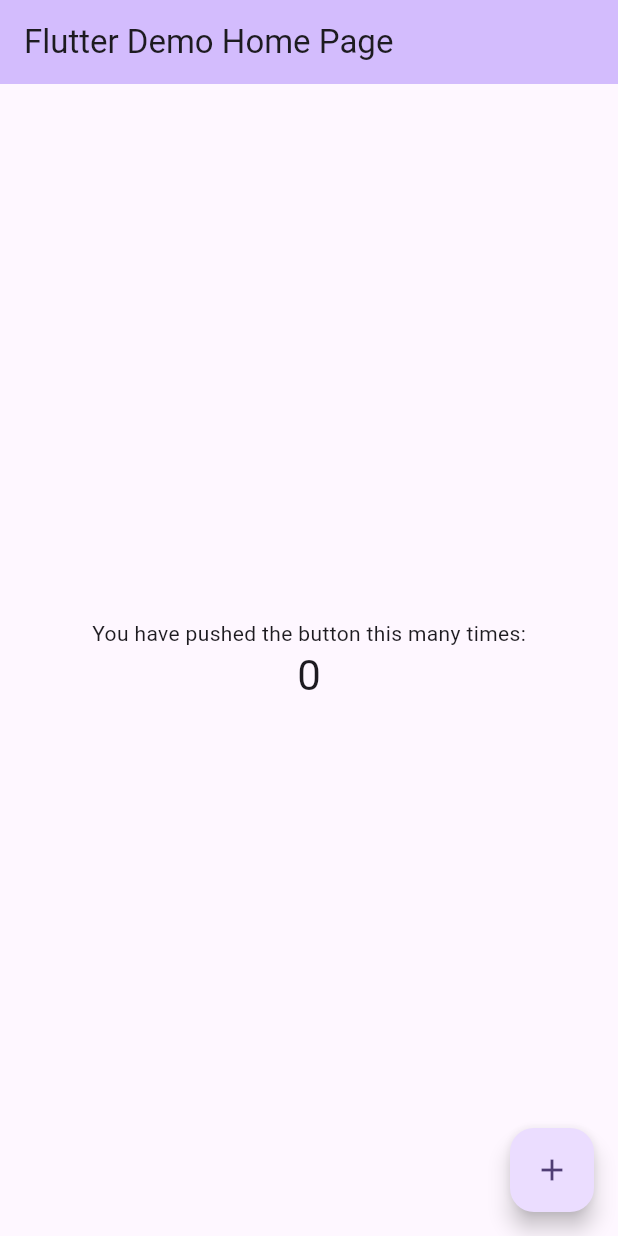
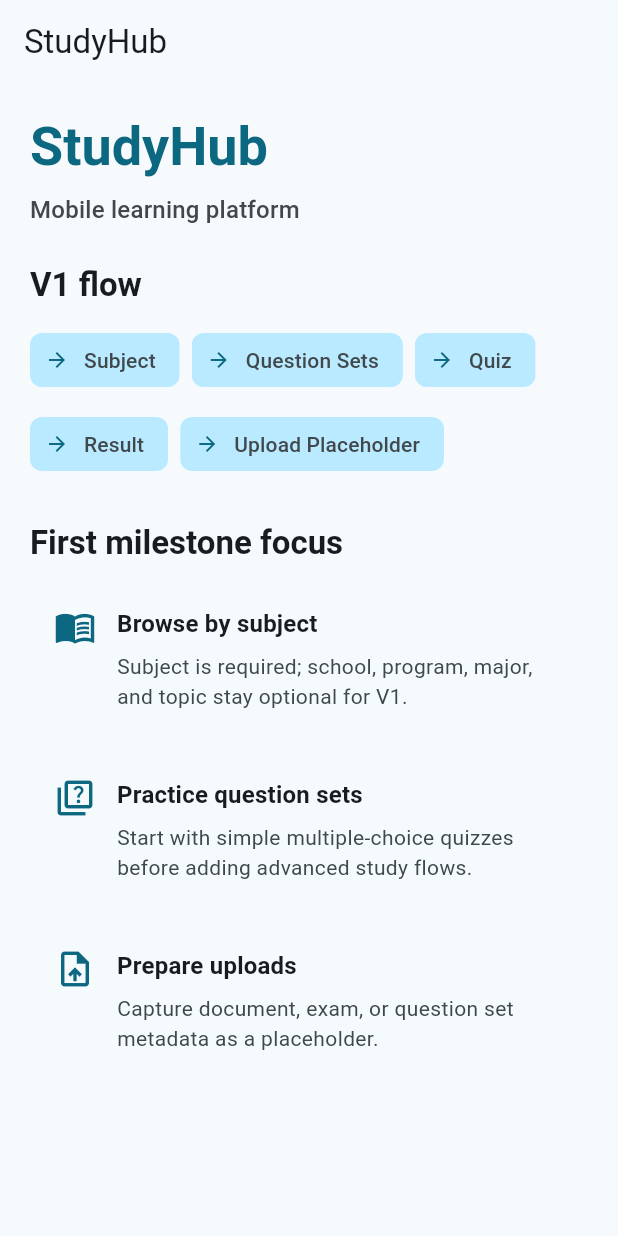
Before and after one commit to toanmuonlamgame/StudyHub, a Flutter app: the screen it shows after launch, on a phone screen of 412 x 824 dp. Run offline on Flutter 3.47's test engine with Material 3 defaults, Android fonts, the phone set to English and light mode, and no system bars.

Commit message:
feat: add StudyHub Flutter skeleton

```diff
--- a/frontend/lib/app/studyhub_app.dart
+++ b/frontend/lib/app/studyhub_app.dart
@@ -0,0 +1,18 @@
+import 'package:flutter/material.dart';
+
+import '../core/app_theme.dart';
+import '../features/home_placeholder.dart';
+
+class StudyHubApp extends StatelessWidget {
+  const StudyHubApp({super.key});
+
+  @override
+  Widget build(BuildContext context) {
+    return MaterialApp(
+      title: 'StudyHub',
+      debugShowCheckedModeBanner: false,
+      theme: AppTheme.light,
+      home: const HomePlaceholder(),
+    );
+  }
+}
--- a/frontend/lib/core/app_theme.dart
+++ b/frontend/lib/core/app_theme.dart
@@ -0,0 +1,28 @@
+import 'package:flutter/material.dart';
+
+class AppTheme {
+  const AppTheme._();
+
+  static ThemeData get light {
+    const seedColor = Color(0xFF256D85);
+
+    return ThemeData(
+      useMaterial3: true,
+      colorScheme: ColorScheme.fromSeed(
+        seedColor: seedColor,
+        brightness: Brightness.light,
+      ),
+      scaffoldBackgroundColor: const Color(0xFFF7FAFC),
+      appBarTheme: const AppBarTheme(
+        centerTitle: false,
+        elevation: 0,
+        scrolledUnderElevation: 0,
+      ),
+      cardTheme: CardThemeData(
+        elevation: 0,
+        margin: EdgeInsets.zero,
+        shape: RoundedRectangleBorder(borderRadius: BorderRadius.circular(8)),
+      ),
+    );
+  }
+}
--- a/frontend/lib/features/home_placeholder.dart
+++ b/frontend/lib/features/home_placeholder.dart
@@ -0,0 +1,165 @@
+import 'package:flutter/material.dart';
+
+class HomePlaceholder extends StatelessWidget {
+  const HomePlaceholder({super.key});
+
+  static const _flowSteps = [
+    'Subject',
+    'Question Sets',
+    'Quiz',
+    'Result',
+    'Upload Placeholder',
+  ];
+
+  static const _focusItems = [
+    _FocusItem(
+      icon: Icons.menu_book_outlined,
+      title: 'Browse by subject',
+      description:
+          'Subject is required; school, program, major, and topic stay optional for V1.',
+    ),
+    _FocusItem(
+      icon: Icons.quiz_outlined,
+      title: 'Practice question sets',
+      description:
+          'Start with simple multiple-choice quizzes before adding advanced study flows.',
+    ),
+    _FocusItem(
+      icon: Icons.upload_file_outlined,
+      title: 'Prepare uploads',
+      description:
+          'Capture document, exam, or question set metadata as a placeholder.',
+    ),
+  ];
+
+  @override
+  Widget build(BuildContext context) {
+    final theme = Theme.of(context);
+
+    return Scaffold(
+      appBar: AppBar(title: const Text('StudyHub')),
+      body: SafeArea(
+        child: ListView(
+          padding: const EdgeInsets.all(20),
+          children: [
+            Text(
+              'StudyHub',
+              style: theme.textTheme.displaySmall?.copyWith(
+                fontWeight: FontWeight.w700,
+                color: theme.colorScheme.primary,
+              ),
+            ),
+            const SizedBox(height: 8),
+            Text(
+              'Mobile learning platform',
+              style: theme.textTheme.titleMedium?.copyWith(
+                color: theme.colorScheme.onSurfaceVariant,
+              ),
+            ),
+            const SizedBox(height: 24),
+            _SectionTitle(title: 'V1 flow', color: theme.colorScheme.onSurface),
+            const SizedBox(height: 12),
+            Wrap(
+              spacing: 8,
+              runSpacing: 8,
+              children: [
+                for (final step in _flowSteps)
+                  Chip(
+                    label: Text(step),
+                    avatar: const Icon(Icons.arrow_forward, size: 16),
+                    backgroundColor: theme.colorScheme.primaryContainer,
+                    side: BorderSide.none,
+                  ),
+              ],
+            ),
+            const SizedBox(height: 28),
+            _SectionTitle(
+              title: 'First milestone focus',
+              color: theme.colorScheme.onSurface,
+            ),
+            const SizedBox(height: 12),
+            for (final item in _focusItems) ...[
+              _FocusCard(item: item),
+              const SizedBox(height: 12),
+            ],
+          ],
+        ),
+      ),
+    );
+  }
+}
+
+class _SectionTitle extends StatelessWidget {
+  const _SectionTitle({required this.title, required this.color});
+
+  final String title;
+  final Color color;
+
+  @override
+  Widget build(BuildContext context) {
+    return Text(
+      title,
+      style: Theme.of(context).textTheme.titleLarge?.copyWith(
+        color: color,
+        fontWeight: FontWeight.w700,
+      ),
+    );
+  }
+}
+
+class _FocusCard extends StatelessWidget {
+  const _FocusCard({required this.item});
+
+  final _FocusItem item;
+
+  @override
+  Widget build(BuildContext context) {
+    final theme = Theme.of(context);
+
+    return Card(
+      color: theme.colorScheme.surface,
+      child: Padding(
+        padding: const EdgeInsets.all(16),
+        child: Row(
+          crossAxisAlignment: CrossAxisAlignment.start,
+          children: [
+            Icon(item.icon, color: theme.colorScheme.primary, size: 28),
+            const SizedBox(width: 14),
+            Expanded(
+              child: Column(
+                crossAxisAlignment: CrossAxisAlignment.start,
+                children: [
+                  Text(
+                    item.title,
+                    style: theme.textTheme.titleMedium?.copyWith(
+                      fontWeight: FontWeight.w700,
+                    ),
+                  ),
+                  const SizedBox(height: 6),
+                  Text(
+                    item.description,
+                    style: theme.textTheme.bodyMedium?.copyWith(
+                      color: theme.colorScheme.onSurfaceVariant,
+                    ),
+                  ),
+                ],
+              ),
+            ),
+          ],
+        ),
+      ),
+    );
+  }
+}
+
+class _FocusItem {
+  const _FocusItem({
+    required this.icon,
+    required this.title,
+    required this.description,
+  });
+
+  final IconData icon;
+  final String title;
+  final String description;
+}
--- a/frontend/lib/main.dart
+++ b/frontend/lib/main.dart
@@ -1,122 +1,11 @@
 import 'package:flutter/material.dart';
 
+import 'app/studyhub_app.dart';
+
 void main() {
-  runApp(const MyApp());
+  runApp(const StudyHubApp());
 }
 
-class MyApp extends StatelessWidget {
+class MyApp extends StudyHubApp {
   const MyApp({super.key});
-
-  // This widget is the root of your application.
-  @override
-  Widget build(BuildContext context) {
-    return MaterialApp(
-      title: 'Flutter Demo',
-      theme: ThemeData(
-        // This is the theme of your application.
-        //
-        // TRY THIS: Try running your application with "flutter run". You'll see
-        // the application has a purple toolbar. Then, without quitting the app,
-        // try changing the seedColor in the colorScheme below to Colors.green
-        // and then invoke "hot reload" (save your changes or press the "hot
-        // reload" button in a Flutter-supported IDE, or press "r" if you used
-        // the command line to start the app).
-        //
-        // Notice that the counter didn't reset back to zero; the application
-        // state is not lost during the reload. To reset the state, use hot
-        // restart instead.
-        //
-        // This works for code too, not just values: Most code changes can be
-        // tested with just a hot reload.
-        colorScheme: .fromSeed(seedColor: Colors.deepPurple),
-      ),
-      home: const MyHomePage(title: 'Flutter Demo Home Page'),
-    );
-  }
 }
-
-class MyHomePage extends StatefulWidget {
-  const MyHomePage({super.key, required this.title});
-
-  // This widget is the home page of your application. It is stateful, meaning
-  // that it has a State object (defined below) that contains fields that affect
-  // how it looks.
-
-  // This class is the configuration for the state. It holds the values (in this
-  // case the title) provided by the parent (in this case the App widget) and
-  // used by the build method of the State. Fields in a Widget subclass are
-  // always marked "final".
-
-  final String title;
-
-  @override
-  State<MyHomePage> createState() => _MyHomePageState();
-}
-
-class _MyHomePageState extends State<MyHomePage> {
-  int _counter = 0;
-
-  void _incrementCounter() {
-    setState(() {
-      // This call to setState tells the Flutter framework that something has
-      // changed in this State, which causes it to rerun the build method below
-      // so that the display can reflect the updated values. If we changed
-      // _counter without calling setState(), then the build method would not be
-      // called again, and so nothing would appear to happen.
-      _counter++;
-    });
-  }
-
-  @override
-  Widget build(BuildContext context) {
-    // This method is rerun every time setState is called, for instance as done
-    // by the _incrementCounter method above.
-    //
-    // The Flutter framework has been optimized to make rerunning build methods
-    // fast, so that you can just rebuild anything that needs updating rather
-    // than having to individually change instances of widgets.
-    return Scaffold(
-      appBar: AppBar(
-        // TRY THIS: Try changing the color here to a specific color (to
-        // Colors.amber, perhaps?) and trigger a hot reload to see the AppBar
-        // change color while the other colors stay the same.
-        backgroundColor: Theme.of(context).colorScheme.inversePrimary,
-        // Here we take the value from the MyHomePage object that was created by
-        // the App.build method, and use it to set our appbar title.
-        title: Text(widget.title),
-      ),
-      body: Center(
-        // Center is a layout widget. It takes a single child and positions it
-        // in the middle of the parent.
-        child: Column(
-          // Column is also a layout widget. It takes a list of children and
-          // arranges them vertically. By default, it sizes itself to fit its
-          // children horizontally, and tries to be as tall as its parent.
-          //
-          // Column has various properties to control how it sizes itself and
-          // how it positions its children. Here we use mainAxisAlignment to
-          // center the children vertically; the main axis here is the vertical
-          // axis because Columns are vertical (the cross axis would be
-          // horizontal).
-          //
-          // TRY THIS: Invoke "debug painting" (choose the "Toggle Debug Paint"
-          // action in the IDE, or press "p" in the console), to see the
-          // wireframe for each widget.
-          mainAxisAlignment: .center,
-          children: [
-            const Text('You have pushed the button this many times:'),
-            Text(
-              '$_counter',
-              style: Theme.of(context).textTheme.headlineMedium,
-            ),
-          ],
-        ),
-      ),
-      floatingActionButton: FloatingActionButton(
-        onPressed: _incrementCounter,
-        tooltip: 'Increment',
-        child: const Icon(Icons.add),
-      ),
-    );
-  }
-}
```
Also changed, not shown: 1 other file.
